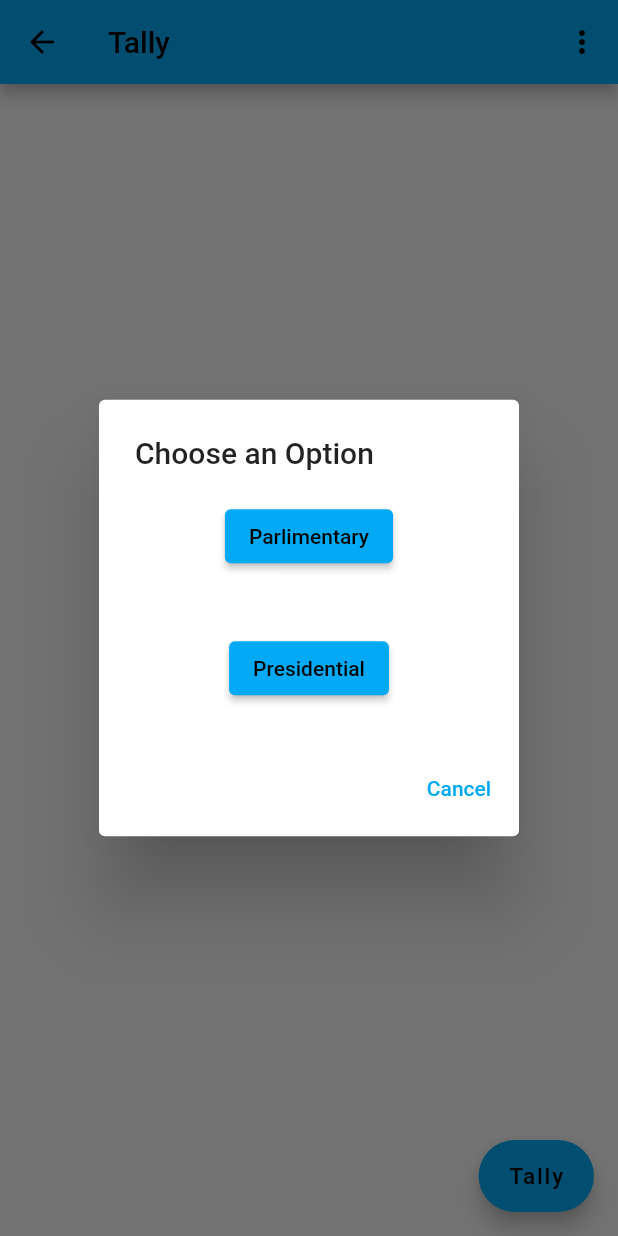
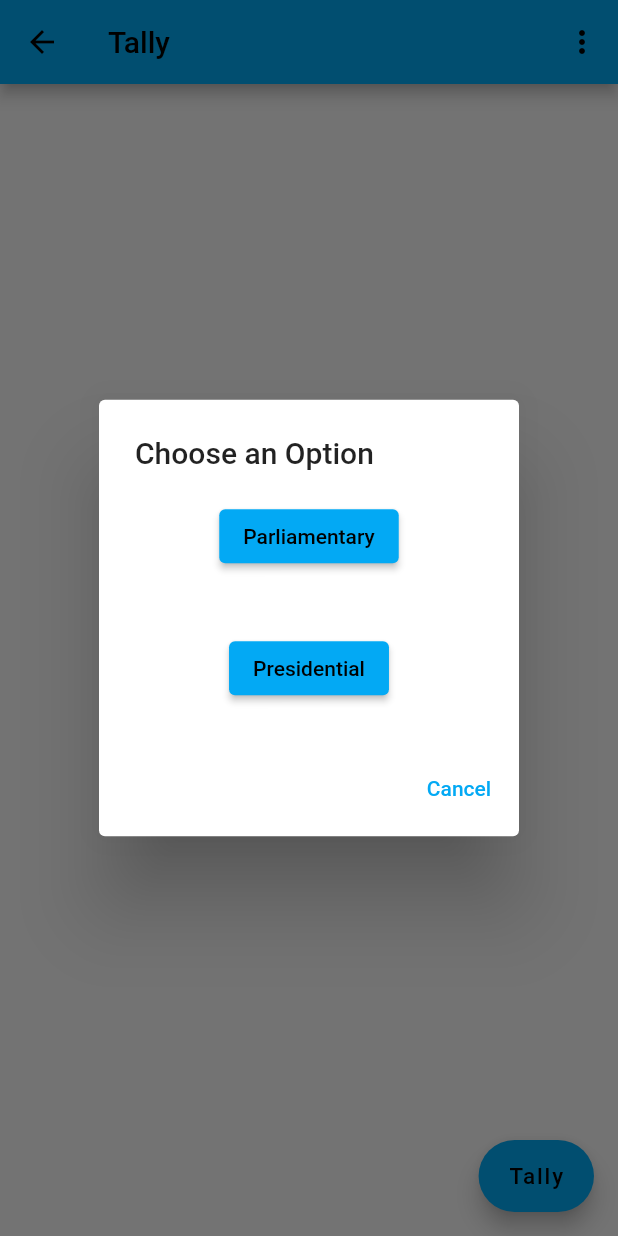
Before and after one commit to EhMaNa/blockchain_collation, a Flutter app: the Tally screen opened directly, after a tap on "Tally", on a phone screen of 412 x 824 dp. Run offline on Flutter 3.47's test engine with Material 2 defaults, Android fonts, the phone set to English and light mode, and no system bars; our stand-ins replace dio; missing offline and left inert: web3dart; network calls fail.

```diff
--- a/collation_app/lib/custom/functions.dart
+++ b/collation_app/lib/custom/functions.dart
@@ -38,7 +38,7 @@ getCollation(String category, String add) async {
 
     //return list;
   } catch (e) {
-    print('not workingg');
+    debugPrint('not workingg');
   }
 }
 
@@ -73,7 +73,7 @@ Future<dynamic> chooseDialog(BuildContext context, Function() onParlimentary,
           children: [
             ElevatedButton(
               onPressed: onParlimentary,
-              child: const Text('Parlimentary'),
+              child: const Text('Parliamentary'),
             ),
             const SizedBox(
               height: 40,
```
